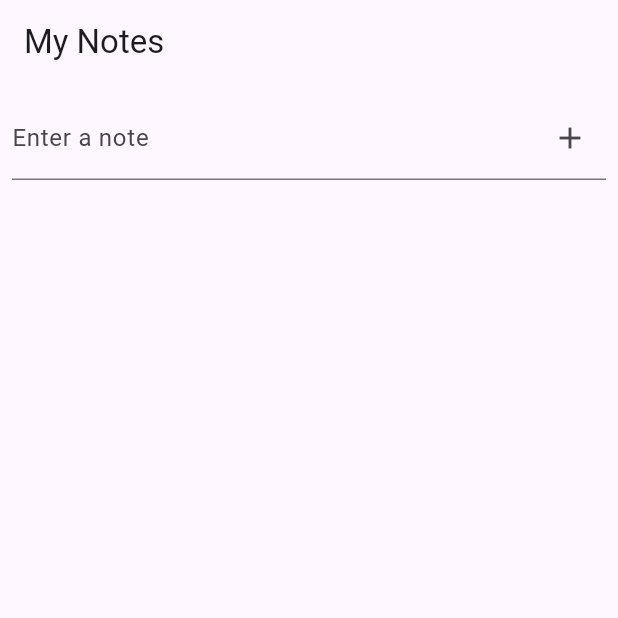
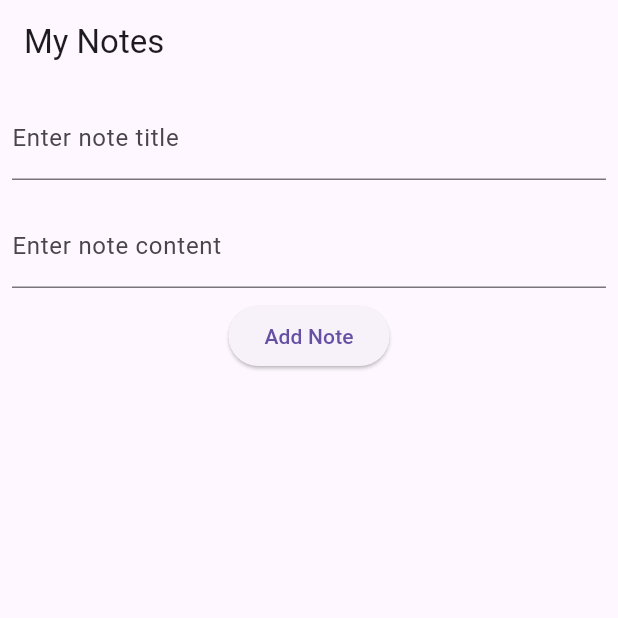
Before and after one commit to jlchafardet/my-notes-app-flutter-and-dart, a Flutter app: the screen it shows after launch, on a phone screen of 412 x 824 dp, the top half of it. Run offline on Flutter 3.47's test engine with Material 3 defaults, Android fonts, the light colour scheme and no system bars.

Commit message:
Screen 1 modified, to ask for a title and the content of a note, adds and deletes

```diff
--- a/lib/main.dart
+++ b/lib/main.dart
@@ -20,14 +20,20 @@
 }
 
 class _NotesScreenState extends State<NotesScreen> {
-  final List<String> _notes = []; // List to store notes
-  final TextEditingController _controller = TextEditingController();
+  final List<Map<String, String>> _notes = []; // List to store notes as maps
+  final TextEditingController _titleController = TextEditingController();
+  final TextEditingController _contentController = TextEditingController();
 
   void _addNote() {
-    if (_controller.text.isNotEmpty) {
+    if (_titleController.text.isNotEmpty &&
+        _contentController.text.isNotEmpty) {
       setState(() {
-        _notes.add(_controller.text); // Add note to the list
-        _controller.clear(); // Clear the input field
+        _notes.add({
+          'title': _titleController.text,
+          'content': _contentController.text,
+        }); // Add note to the list
+        _titleController.clear(); // Clear the title input field
+        _contentController.clear(); // Clear the content input field
       });
     }
   }
@@ -49,22 +55,32 @@
           Padding(
             padding: const EdgeInsets.all(8.0),
             child: TextField(
-              controller: _controller,
+              controller: _titleController,
               decoration: InputDecoration(
-                labelText: 'Enter a note',
-                suffixIcon: IconButton(
-                  icon: Icon(Icons.add),
-                  onPressed: _addNote, // Add note when button is pressed
-                ),
+                labelText: 'Enter note title',
               ),
             ),
+          ),
+          Padding(
+            padding: const EdgeInsets.all(8.0),
+            child: TextField(
+              controller: _contentController,
+              decoration: InputDecoration(
+                labelText: 'Enter note content',
+              ),
+            ),
+          ),
+          ElevatedButton(
+            onPressed: _addNote, // Add note when button is pressed
+            child: Text('Add Note'),
           ),
           Expanded(
             child: ListView.builder(
               itemCount: _notes.length,
               itemBuilder: (context, index) {
                 return ListTile(
-                  title: Text(_notes[index]),
+                  title: Text(_notes[index]['title']!),
+                  subtitle: Text(_notes[index]['content']!),
                   trailing: IconButton(
                     icon: Icon(Icons.delete),
                     onPressed: () => _deleteNote(
```
